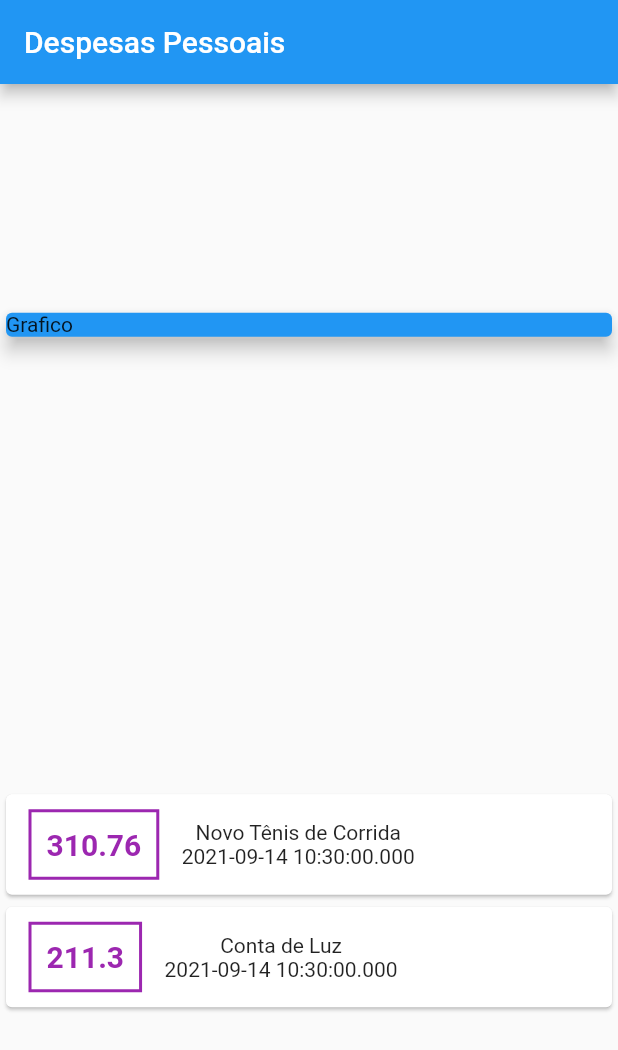
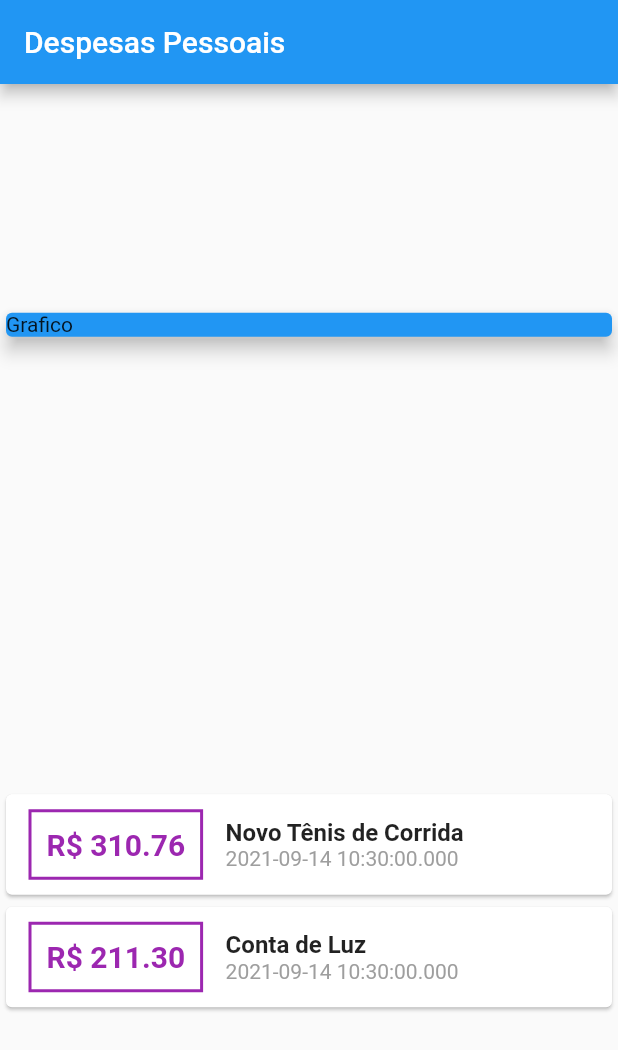
Before and after one commit to mbj-junior/Estudo-Flutter, a Flutter app: the screen it shows after launch, on a phone screen of 412 x 824 dp. Shown: the top 1050 px of the screen. Run offline on Flutter 3.47's test engine with Material 2 defaults, Android fonts, the phone set to English and light mode, and no system bars.

```diff
--- a/expenses/lib/main.dart
+++ b/expenses/lib/main.dart
@@ -6,7 +6,7 @@ main() => runApp(ExpensesApp());
 class ExpensesApp extends StatelessWidget {
   @override
   Widget build(BuildContext context) {
-    return MaterialApp(home: MyHomePage());
+    return MaterialApp(debugShowCheckedModeBanner: false, home: MyHomePage());
   }
 }
 
@@ -62,7 +62,7 @@ class MyHomePage extends StatelessWidget {
                     ),
                     padding: EdgeInsets.all(10),
                     child: Text(
-                      tr.value.toString(),
+                      'R\$ ${tr.value.toStringAsFixed(2)}',
                       style: TextStyle(
                           fontWeight: FontWeight.bold,
                           fontSize: 20,
@@ -70,10 +70,20 @@ class MyHomePage extends StatelessWidget {
                     ),
                   ),
                   Column(
+                    crossAxisAlignment: CrossAxisAlignment.start,
                     children: <Widget>[
-                      Text(tr.title),
+                      Text(
+                        tr.title,
+                        style: TextStyle(
+                          fontSize: 16,
+                          fontWeight: FontWeight.bold,
+                        ),
+                      ),
                       Text(
                         tr.date.toString(),
+                        style: TextStyle(
+                          color: Colors.grey,
+                        ),
                       )
                     ],
                   )
```
